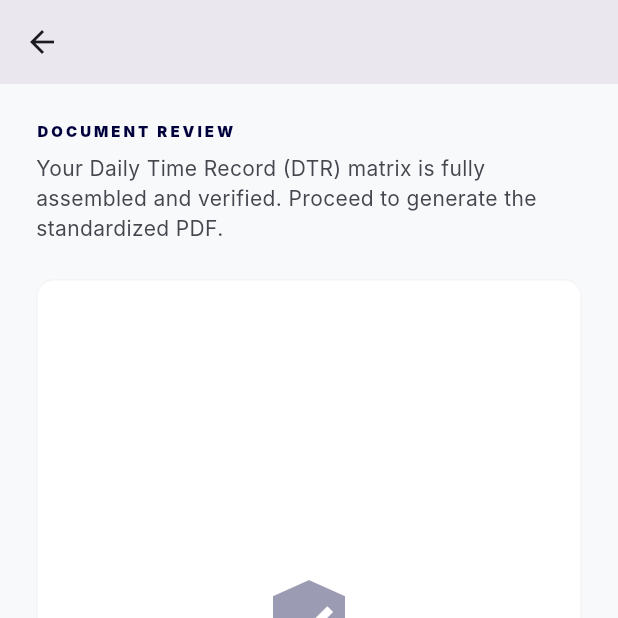
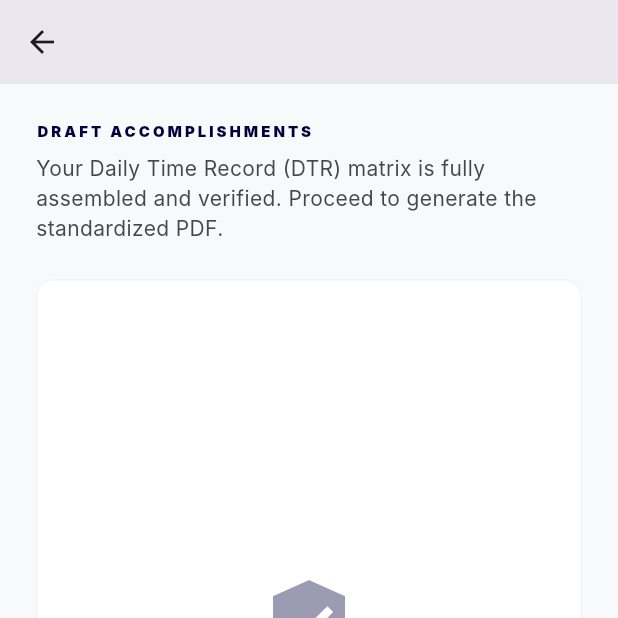
Before and after one commit to Raver-Miradora/prism, a Flutter app: the DocumentPreviewScreen screen opened directly with empty values, on a phone screen of 412 x 824 dp, the top half of it. Run offline on Flutter 3.47's test engine with Material 3 defaults, Android fonts, the light colour scheme and no system bars; our stand-ins replace camera, flutter_riverpod, geolocator, image_picker, pdf, printing and 2 more; missing offline and left inert: google_mlkit_face_detection; accounts and stored records are empty; Roboto replaces fonts that are missing (Inter, Public Sans).

Commit message:
ui: purge legacy 'Document Review' branding and update labels

```diff
--- a/lib/ui/document_preview_screen.dart
+++ b/lib/ui/document_preview_screen.dart
@@ -55,7 +55,7 @@ class _DocumentPreviewScreenState extends ConsumerState<DocumentPreviewScreen> {
             crossAxisAlignment: CrossAxisAlignment.stretch,
             children: [
               Text(
-                'DOCUMENT REVIEW',
+                'DRAFT ACCOMPLISHMENTS',
                 style: TextStyle(
                   fontSize: 10,
                   fontWeight: FontWeight.w900,
@@ -66,7 +66,7 @@ class _DocumentPreviewScreenState extends ConsumerState<DocumentPreviewScreen> {
               const SizedBox(height: 8),
               if (widget.initialContent != null)
                 Text(
-                  'Make any final adjustments to your monthly accomplishments before locking them into the PDF.',
+                  'Make any final adjustments to your accomplishments for the selected period before locking them into the PDF.',
                   style: TextStyle(fontSize: 14, color: colors.onSurfaceVariant),
                 )
               else
```
